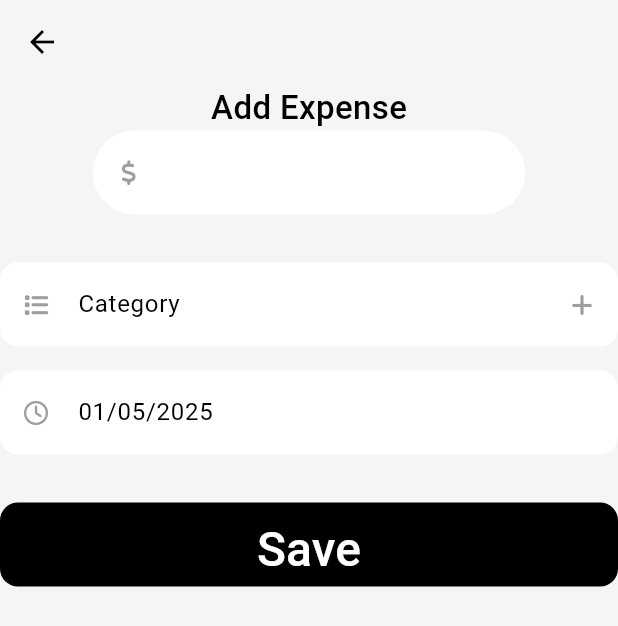
After one commit to Agentsupa007/Budget-Tracker, a Flutter app: the screen it shows after launch, after a tap on an icon or button, on a phone screen of 412 x 824 dp. The commit adds this screen. Shown: the top 626 px of the screen. Run offline on Flutter 3.47's test engine with Material 3 defaults, Android fonts, the phone set to English and light mode, and no system bars; our stand-ins replace fl_chart, font_awesome_flutter.

Commit message:
UI changes made

```diff
--- /dev/null
+++ b/flutter_application_1/lib/screens/add_expense/views/add_expense.dart
@@ -0,0 +1,223 @@
+import 'package:flutter/material.dart ';
+import 'package:font_awesome_flutter/font_awesome_flutter.dart';
+import 'package:intl/intl.dart';
+
+class AddExpense extends StatefulWidget {
+  const AddExpense({super.key});
+
+  @override
+  State<AddExpense> createState() => _AddExpense();
+}
+
+class _AddExpense extends State<AddExpense> {
+  TextEditingController expenseController = TextEditingController();
+  TextEditingController categoryController = TextEditingController();
+  TextEditingController dateController = TextEditingController();
+  DateTime selectDate = DateTime.now();
+
+  @override
+  void initState(){
+    dateController.text = DateFormat('dd/MM/yyyy').format(DateTime.now());
+    super.initState();
+  }
+
+
+  @override
+  Widget build(BuildContext context) {
+    return GestureDetector(
+      onTap: () => FocusScope.of(context).unfocus(),
+      child: Scaffold(
+        appBar: AppBar(
+          backgroundColor: Theme.of(context).colorScheme.surface,
+        ),
+        body: Column(
+          crossAxisAlignment: CrossAxisAlignment.center,
+          children: [
+            const Text(
+              "Add Expense",
+              style: TextStyle(
+                fontSize: 22,
+                fontWeight: FontWeight.w500,
+              ),
+            ),
+            SizedBox(
+                width: MediaQuery.of(context).size.width * 0.7,
+                child : TextFormField(
+                controller: expenseController,
+                decoration: InputDecoration(
+                  filled: true ,
+                  fillColor: Colors.white,
+                  prefixIcon: const Icon(
+                    FontAwesomeIcons.dollarSign,
+                    size: 16,
+                    color: Colors.grey,
+                  ),
+                  border: OutlineInputBorder(
+                    borderRadius: BorderRadius.circular(30),
+                    borderSide: BorderSide.none,
+                  ),
+                ),
+              ),
+            ),
+            const SizedBox(height: 32),
+            TextFormField(
+              controller: categoryController,
+              textAlignVertical: TextAlignVertical.center,
+              readOnly: true,
+              onTap: (){
+
+
+              },
+              decoration: InputDecoration(
+                  filled: true ,
+                  fillColor: Colors.white,
+                  prefixIcon: const Icon(
+                    FontAwesomeIcons.list,
+                    size: 16,
+                    color: Colors.grey,
+                  ),
+                  suffixIcon: IconButton(
+                    onPressed: (){
+                      showDialog(
+                        context: context,
+                        builder: (ctx){
+                          return AlertDialog(
+                            title: const Text("Create a Category"),
+                            content: Column(
+                              mainAxisSize: MainAxisSize.min,
+                              children: [
+                                SizedBox(height: 16),
+                                TextFormField(
+                                  textAlignVertical: TextAlignVertical.center,
+                                  decoration: InputDecoration(
+                                      filled: true ,
+                                      fillColor: Colors.white,
+                                      prefixIcon: const Icon(
+                                        FontAwesomeIcons.clock,
+                                        size: 16,
+                                        color: Colors.grey,
+                                      ),
+                                      hintText: "Name",
+                                      border: OutlineInputBorder(
+                                        borderRadius: BorderRadius.circular(12),
+                                        borderSide: BorderSide.none,
+                                      ),
+                                    ),
+                                ),
+                                SizedBox(height: 16),
+                                TextFormField(
+                                  textAlignVertical: TextAlignVertical.center,
+                                  decoration: InputDecoration(
+                                      filled: true ,
+                                      fillColor: Colors.white,
+                                      prefixIcon: const Icon(
+                                        FontAwesomeIcons.clock,
+                                        size: 16,
+                                        color: Colors.grey,
+                                      ),
+                                      hintText: "Icon",
+                                      border: OutlineInputBorder(
+                                        borderRadius: BorderRadius.circular(12),
+                                        borderSide: BorderSide.none,
+                                      ),
+                                    ),
+                                ),
+                                SizedBox(height: 16),
+                                TextFormField(
+                                  textAlignVertical: TextAlignVertical.center,
+                                  decoration: InputDecoration(
+                                      filled: true ,
+                                      fillColor: Colors.white,
+                                      prefixIcon: const Icon(
+                                        FontAwesomeIcons.clock,
+                                        size: 16,
+                                        color: Colors.grey,
+                                      ),
+                                      hintText: "Color",
+                                      border: OutlineInputBorder(
+                                        borderRadius: BorderRadius.circular(12),
+                                        borderSide: BorderSide.none,
+                                      ),
+                                    ),
+                                ),
+                              ],
+                            ),
+                          );
+                        }
+                      );
+                    },
+
+                    icon: const Icon(
+                      FontAwesomeIcons.plus,
+                      size: 16,
+                      color: Colors.grey,
+                    ),
+                  ),
+                  hintText: "Category",
+                  border: OutlineInputBorder(
+                    borderRadius: BorderRadius.circular(12),
+                    borderSide: BorderSide.none,
+                  ),
+                ),
+            ),
+            const SizedBox(height: 16),
+            TextFormField(
+              controller: dateController,
+              textAlignVertical: TextAlignVertical.center,
+              readOnly: true,
+              onTap: () async{
+                DateTime? newDate = await showDatePicker(
+                  context: context,
+                  initialDate: selectDate,
+                  firstDate: DateTime.now(),
+                  lastDate: DateTime.now().add(const Duration(days: 365)),
+                );
+
+                if(newDate != null){
+                  setState(() {
+                    dateController.text = DateFormat('dd/MM/yyyy').format(newDate);
+                    selectDate = newDate;
+                  });
+                }
+              },
+              decoration: InputDecoration(
+                  filled: true ,
+                  fillColor: Colors.white,
+                  prefixIcon: const Icon(
+                    FontAwesomeIcons.clock,
+                    size: 16,
+                    color: Colors.grey,
+                  ),
+                  hintText: "Date",
+                  border: OutlineInputBorder(
+                    borderRadius: BorderRadius.circular(12),
+                    borderSide: BorderSide.none,
+                  ),
+                ),
+            ),
+            const SizedBox(height: 32),
+            SizedBox(
+              width: double.infinity,
+              height: kToolbarHeight,
+              child: TextButton(
+              onPressed: (){},
+              style: TextButton.styleFrom(
+                backgroundColor: Colors.black,
+                shape: RoundedRectangleBorder(
+                  borderRadius: BorderRadius.circular(12),
+                ),
+              ),
+              child: const Text(
+                  "Save",
+                  style: TextStyle(
+                    color: Colors.white,
+                    fontSize: 32,),
+                ),
+              ),
+            ),
+          ],
+        ),
+      ),
+    );
+  }
+}
--- a/flutter_application_1/lib/screens/home/views/home_screen.dart
+++ b/flutter_application_1/lib/screens/home/views/home_screen.dart
@@ -2,6 +2,7 @@ import 'dart:math';
 
 import 'package:flutter/cupertino.dart';
 import 'package:flutter/material.dart';
+import 'package:flutter_application_1/screens/add_expense/views/add_expense.dart';
 import 'package:flutter_application_1/screens/home/views/main_screen.dart';
 import 'package:flutter_application_1/screens/stats/stats.dart';
 
@@ -57,7 +58,14 @@ class HomeScreen extends StatefulWidget {
           ),
           floatingActionButtonLocation: FloatingActionButtonLocation.centerDocked,
           floatingActionButton: FloatingActionButton(
-            onPressed: () {},
+            onPressed: () {
+              Navigator.push(
+                context,
+                MaterialPageRoute(
+                  builder: (context) => const AddExpense(),
+                ),
+              );
+            },
             shape: const CircleBorder(),
             child: Container(
               width: 60,
--- a/flutter_application_1/lib/screens/home/views/main_screen.dart
+++ b/flutter_application_1/lib/screens/home/views/main_screen.dart
@@ -50,7 +50,7 @@ class MainScreen extends StatelessWidget {
                           ),
                         ),
                         Text(
-                          'Jhon Doe',
+                          'Ronak Patwa',
                           style: TextStyle(
                             fontSize: 18,
                             fontWeight: FontWeight.bold,
--- a/flutter_application_1/pubspec.yaml
+++ b/flutter_application_1/pubspec.yaml
@@ -35,6 +35,7 @@ dependencies:
   # The following adds the Cupertino Icons font to your application.
   # Use with the CupertinoIcons class for iOS style icons.
   cupertino_icons: ^1.0.8
+  intl: ^0.20.2
 
 
 
```
Also changed, not shown: flutter_application_1/pubspec.lock.
